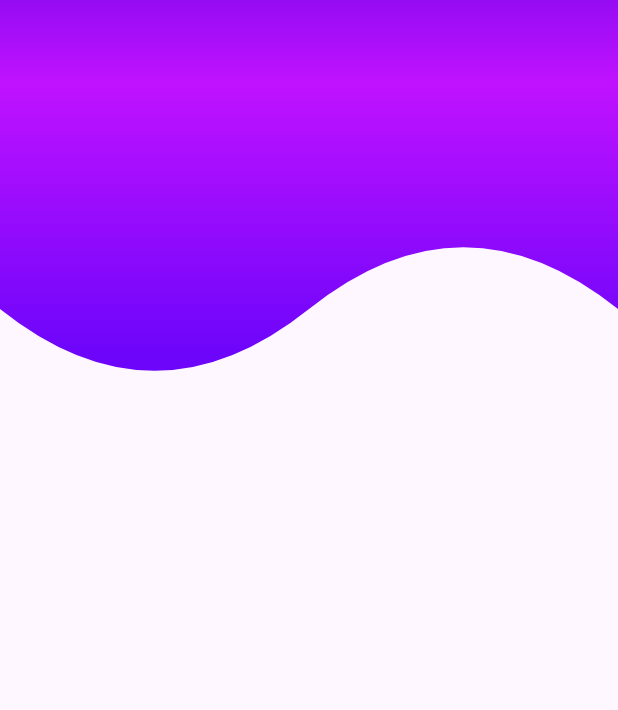
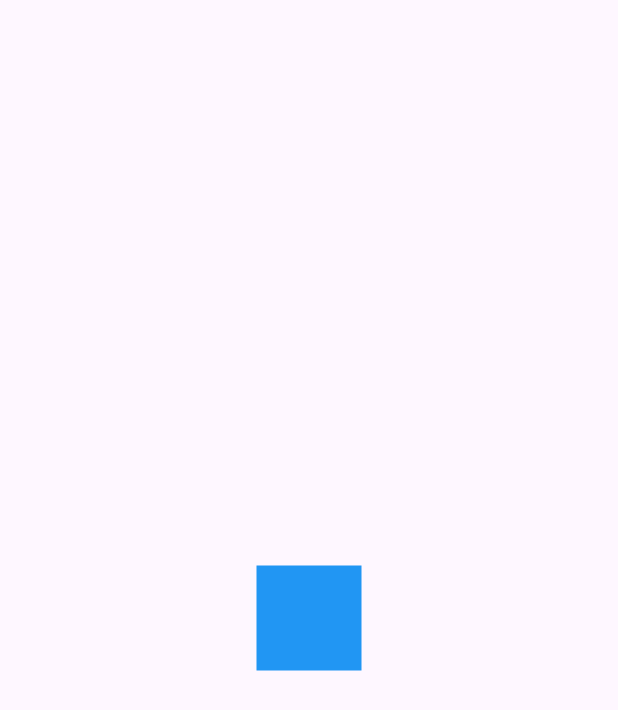
Before and after one commit to marcelaTrujilloToro/advance-flutter, a Flutter app: the screen it shows after launch, on a phone screen of 412 x 824 dp. Shown: the top 710 px of the screen. Run offline on Flutter 3.47's test engine with Material 3 defaults, Android fonts, the phone set to English and light mode, and no system bars.

```diff
--- a/lib/main.dart
+++ b/lib/main.dart
@@ -1,5 +1,7 @@
 import 'package:flutter/material.dart';
-import 'package:disenos/src/pages/headers_page.dart';
+import 'package:disenos/src/challenge/cuadrado_animado_page.dart';
+// import 'package:disenos/src/pages/animations_page.dart';
+// import 'package:disenos/src/pages/headers_page.dart';
 
 void main() {
   runApp(const MainApp());
@@ -13,7 +15,7 @@ class MainApp extends StatelessWidget {
     return const MaterialApp(
       debugShowCheckedModeBanner: false,
       title: 'Diseños App',
-      home: HeadersPage(),
+      home: CuadradoAnimagoPage(),
     );
   }
 }
--- /dev/null
+++ b/lib/src/challenge/cuadrado_animado_page.dart
@@ -0,0 +1,97 @@
+import 'package:flutter/material.dart';
+
+class CuadradoAnimagoPage extends StatelessWidget {
+  const CuadradoAnimagoPage({super.key});
+
+  @override
+  Widget build(BuildContext context) {
+    return Scaffold(
+      body: Center(child: _CuadradoAnimado()),
+    );
+  }
+}
+
+class _CuadradoAnimado extends StatefulWidget {
+  @override
+  State<_CuadradoAnimado> createState() => _CuadradoAnimadoState();
+}
+
+class _CuadradoAnimadoState extends State<_CuadradoAnimado>
+    with SingleTickerProviderStateMixin {
+  late AnimationController controller;
+
+  late Animation<double> moveRight;
+  late Animation<double> moveUp;
+  late Animation<double> moveLeft;
+  late Animation<double> moveDown;
+
+  @override
+  void initState() {
+    controller = AnimationController(
+      vsync: this,
+      duration: const Duration(milliseconds: 4500),
+    );
+
+    moveRight = Tween(begin: 0.0, end: 100.0).animate(CurvedAnimation(
+      parent: controller,
+      curve: const Interval(0, 0.25, curve: Curves.bounceOut),
+    ));
+
+    moveUp = Tween(begin: 0.0, end: -100.0).animate(CurvedAnimation(
+      parent: controller,
+      curve: const Interval(0.25, 0.5, curve: Curves.bounceOut),
+    ));
+
+    moveLeft = Tween(begin: 0.0, end: -100.0).animate(CurvedAnimation(
+      parent: controller,
+      curve: const Interval(0.5, 0.75, curve: Curves.bounceOut),
+    ));
+
+    moveDown = Tween(begin: 0.0, end: 100.0).animate(CurvedAnimation(
+      parent: controller,
+      curve: const Interval(0.75, 1, curve: Curves.bounceOut),
+    ));
+
+    controller.addListener(() {
+      if (controller.status == AnimationStatus.completed) {
+        controller.reset();
+      }
+    });
+
+    super.initState();
+  }
+
+  @override
+  void dispose() {
+    controller.dispose();
+    super.dispose();
+  }
+
+  @override
+  Widget build(BuildContext context) {
+    controller.forward();
+
+    return AnimatedBuilder(
+      animation: controller,
+      child: _Rectangulo(),
+      builder: (BuildContext context, Widget? childRentagle) {
+        return Transform.translate(
+          offset: Offset(
+              moveRight.value + moveLeft.value, moveUp.value + moveDown.value),
+          child: childRentagle,
+        );
+      },
+    );
+  }
+}
+
+class _Rectangulo extends StatelessWidget {
+  @override
+  Widget build(BuildContext context) {
+    return Container(
+      width: 70,
+      height: 70,
+      decoration: const BoxDecoration(color: Colors.blue),
+    );
+  }
+}
```
Also changed, not shown: lib/src/pages/animations_page.dart (added, +134 -0 lines).
